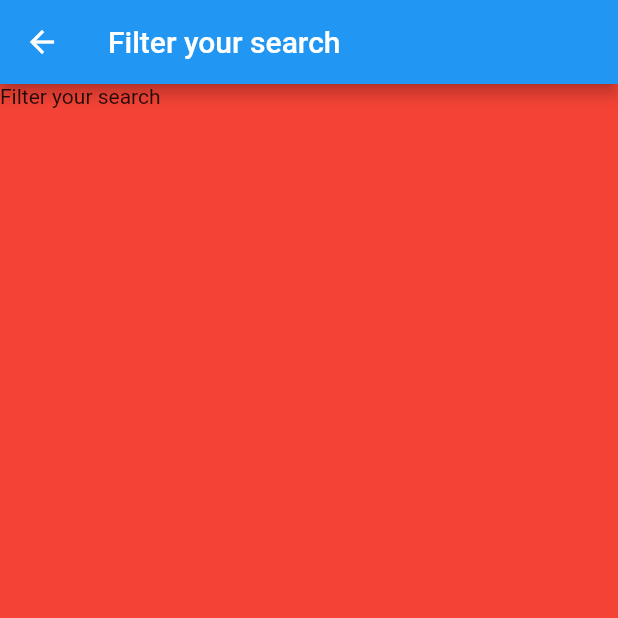
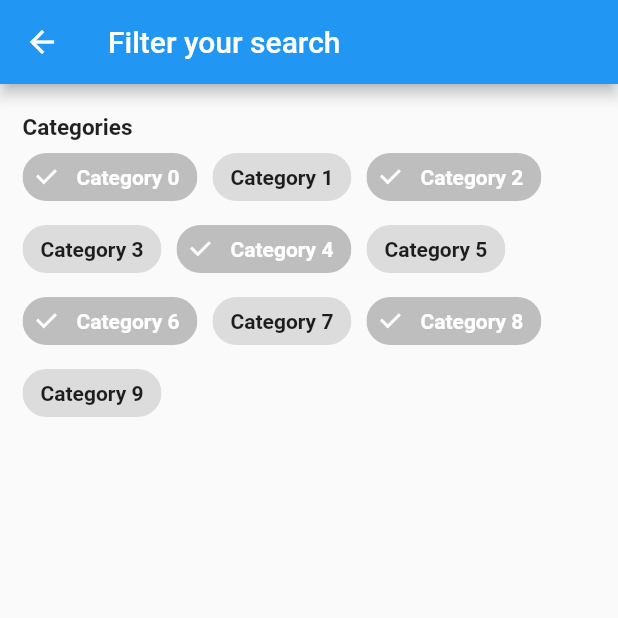
Before and after one commit to PatrickChow0803/restaurant_search, a Flutter app: the SearchFilterScreen screen opened directly, on a phone screen of 412 x 824 dp, the top half of it. Run offline on Flutter 3.47's test engine with Material 2 defaults, Android fonts, the phone set to English and light mode, and no system bars; our stand-ins replace dio, flutter_dotenv, flutter_rating_bar.

Commit message:
Added basic FilerChips widgets

```diff
--- a/lib/screen_widget/search_filter_screen.dart
+++ b/lib/screen_widget/search_filter_screen.dart
@@ -12,8 +12,45 @@ class _SearchFilterScreen extends State<SearchFilterScreen> {
       appBar: AppBar(
         title: Text('Filter your search'),
       ),
-      backgroundColor: Colors.red,
-      body: Text('Filter your search'),
+      body: Container(
+        // For scrolling functionality
+        child: ListView(
+          children: [
+            SizedBox(height: 20),
+            Padding(
+              padding: const EdgeInsets.symmetric(horizontal: 15.0),
+              child: Column(
+                crossAxisAlignment: CrossAxisAlignment.start,
+                children: [
+                  Text(
+                    'Categories',
+                    style: TextStyle(fontSize: 15, fontWeight: FontWeight.bold),
+                  ),
+                  Wrap(
+                    // The spacing between the childen
+                    spacing: 10,
+                    children: List<Widget>.generate(10, (index) {
+                      final isSelected = index % 2 == 0;
+                      return FilterChip(
+                        label: Text('Category $index'),
+                        labelStyle: TextStyle(
+                          fontWeight: FontWeight.bold,
+                          color: isSelected
+                              ? Colors.white
+                              : Theme.of(context).textTheme.bodyText1.color,
+                        ),
+                        selected: isSelected,
+                        checkmarkColor: Colors.white,
+                        onSelected: (bool selected) {},
+                      );
+                    }),
+                  )
+                ],
+              ),
+            ),
+          ],
+        ),
+      ),
     );
   }
 }
```
